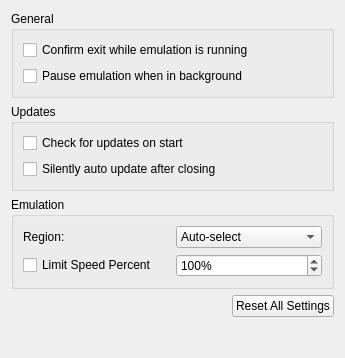
The window that src/citra_qt/configuration/configure_general.ui (eve2ptp/citra-canary) describes before a commit, drawn with Qt 5.
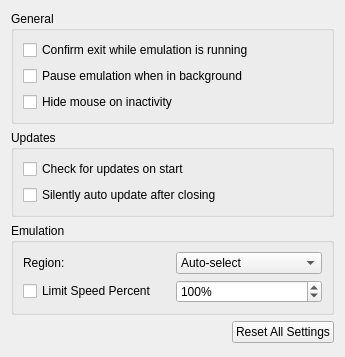
The same window after the commit.

What changed in the file:
```diff
--- a/src/citra_qt/configuration/configure_general.ui
+++ b/src/citra_qt/configuration/configure_general.ui
@@ -7,7 +7,7 @@
     <x>0</x>
     <y>0</y>
     <width>345</width>
-    <height>358</height>
+    <height>357</height>
    </rect>
   </property>
   <property name="windowTitle">
@@ -36,6 +36,13 @@
           </property>
          </widget>
         </item>
+        <item>
+         <widget class="QCheckBox" name="toggle_hide_mouse">
+          <property name="text">
+           <string>Hide mouse on inactivity</string>
+          </property>
+         </widget>
+        </item>
        </layout>
       </widget>
      </item>
```
Left out of the diff: 14 changed lines with no effect on the pictures.
